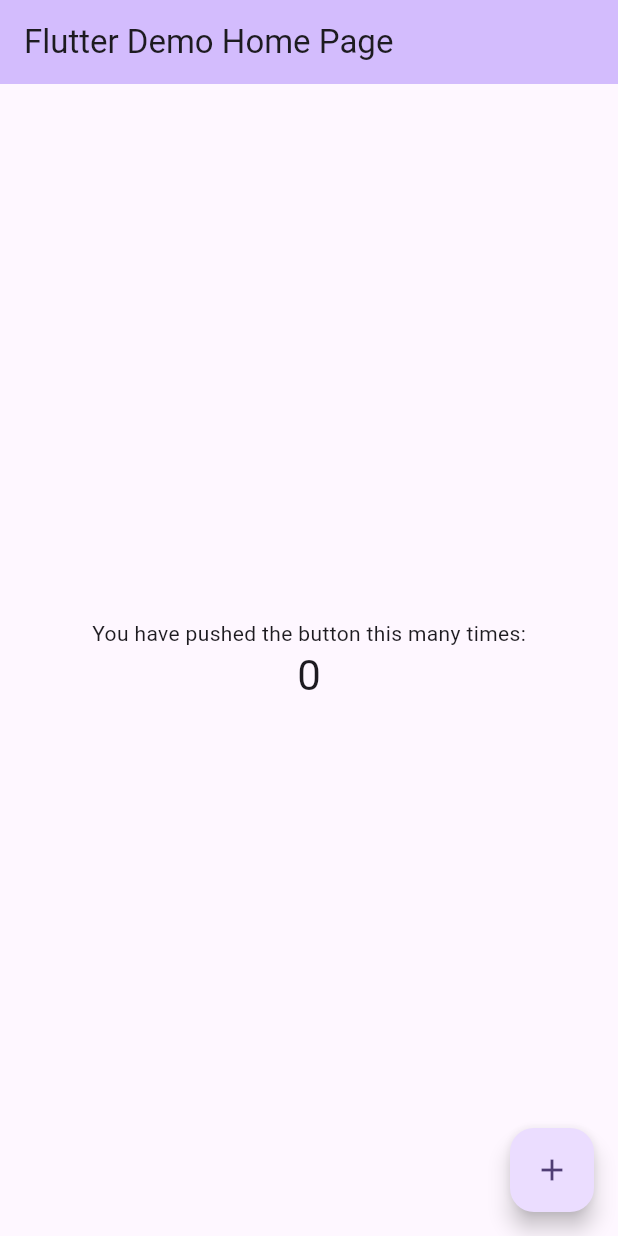
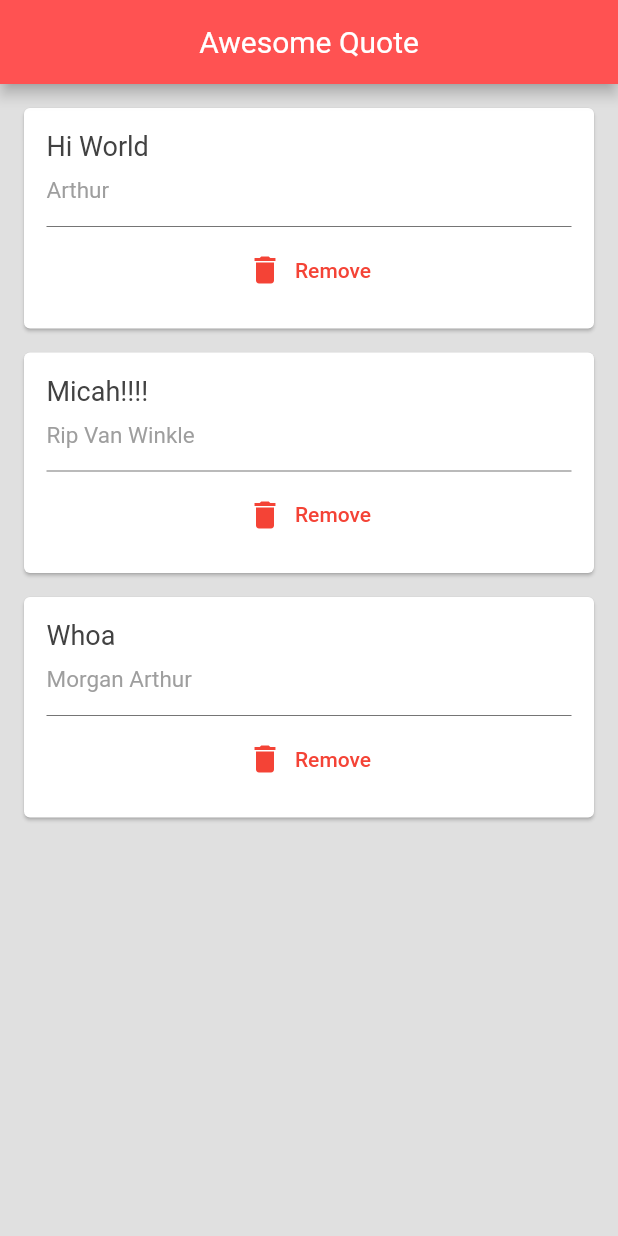
Before and after one commit to VibolNub/FlutterApp, a Flutter app: the screen it shows after launch, on a phone screen of 412 x 824 dp. Run offline on Flutter 3.47's test engine with Material 2 defaults, Android fonts, the phone set to English and light mode, and no system bars.

Commit message:
Finalize Quote App ( Delete Button )

```diff
--- a/quote/lib/main.dart
+++ b/quote/lib/main.dart
@@ -1,125 +1,55 @@
 import 'package:flutter/material.dart';
+import 'quote.dart';
+import 'quote_card.dart';
 
-void main() {
-  runApp(const MyApp());
+void main() => runApp(const MaterialApp(
+  home: QuoteList(),
+  debugShowCheckedModeBanner: false,
+  ));
+
+class QuoteList extends StatefulWidget {
+  const QuoteList({super.key});
+
+  @override
+  State<QuoteList> createState() => _QuoteListState();
 }
 
-class MyApp extends StatelessWidget {
-  const MyApp({super.key});
+class _QuoteListState extends State<QuoteList> {
 
-  // This widget is the root of your application.
-  @override
-  Widget build(BuildContext context) {
-    return MaterialApp(
-      title: 'Flutter Demo',
-      theme: ThemeData(
-        // This is the theme of your application.
-        //
-        // TRY THIS: Try running your application with "flutter run". You'll see
-        // the application has a blue toolbar. Then, without quitting the app,
-        // try changing the seedColor in the colorScheme below to Colors.green
-        // and then invoke "hot reload" (save your changes or press the "hot
-        // reload" button in a Flutter-supported IDE, or press "r" if you used
-        // the command line to start the app).
-        //
-        // Notice that the counter didn't reset back to zero; the application
-        // state is not lost during the reload. To reset the state, use hot
-        // restart instead.
-        //
-        // This works for code too, not just values: Most code changes can be
-        // tested with just a hot reload.
-        colorScheme: ColorScheme.fromSeed(seedColor: Colors.deepPurple),
-        useMaterial3: true,
-      ),
-      home: const MyHomePage(title: 'Flutter Demo Home Page'),
-    );
-  }
-}
-
-class MyHomePage extends StatefulWidget {
-  const MyHomePage({super.key, required this.title});
-
-  // This widget is the home page of your application. It is stateful, meaning
-  // that it has a State object (defined below) that contains fields that affect
-  // how it looks.
-
-  // This class is the configuration for the state. It holds the values (in this
-  // case the title) provided by the parent (in this case the App widget) and
-  // used by the build method of the State. Fields in a Widget subclass are
-  // always marked "final".
-
-  final String title;
-
-  @override
-  State<MyHomePage> createState() => _MyHomePageState();
-}
-
-class _MyHomePageState extends State<MyHomePage> {
-  int _counter = 0;
-
-  void _incrementCounter() {
-    setState(() {
-      // This call to setState tells the Flutter framework that something has
-      // changed in this State, which causes it to rerun the build method below
-      // so that the display can reflect the updated values. If we changed
-      // _counter without calling setState(), then the build method would not be
-      // called again, and so nothing would appear to happen.
-      _counter++;
-    });
-  }
+  List<Quote> quotes = [
+    Quote(text: 'Hi World', author: 'Arthur'),
+    Quote(text: 'Micah!!!!', author: 'Rip Van Winkle'),
+    Quote(text: 'Whoa', author: 'Morgan Arthur'),
+  ];
 
   @override
   Widget build(BuildContext context) {
-    // This method is rerun every time setState is called, for instance as done
-    // by the _incrementCounter method above.
-    //
-    // The Flutter framework has been optimized to make rerunning build methods
-    // fast, so that you can just rebuild anything that needs updating rather
-    // than having to individually change instances of widgets.
     return Scaffold(
       appBar: AppBar(
-        // TRY THIS: Try changing the color here to a specific color (to
-        // Colors.amber, perhaps?) and trigger a hot reload to see the AppBar
-        // change color while the other colors stay the same.
-        backgroundColor: Theme.of(context).colorScheme.inversePrimary,
-        // Here we take the value from the MyHomePage object that was created by
-        // the App.build method, and use it to set our appbar title.
-        title: Text(widget.title),
-      ),
-      body: Center(
-        // Center is a layout widget. It takes a single child and positions it
-        // in the middle of the parent.
-        child: Column(
-          // Column is also a layout widget. It takes a list of children and
-          // arranges them vertically. By default, it sizes itself to fit its
-          // children horizontally, and tries to be as tall as its parent.
-          //
-          // Column has various properties to control how it sizes itself and
-          // how it positions its children. Here we use mainAxisAlignment to
-          // center the children vertically; the main axis here is the vertical
-          // axis because Columns are vertical (the cross axis would be
-          // horizontal).
-          //
-          // TRY THIS: Invoke "debug painting" (choose the "Toggle Debug Paint"
-          // action in the IDE, or press "p" in the console), to see the
-          // wireframe for each widget.
-          mainAxisAlignment: MainAxisAlignment.center,
-          children: <Widget>[
-            const Text(
-              'You have pushed the button this many times:',
-            ),
-            Text(
-              '$_counter',
-              style: Theme.of(context).textTheme.headlineMedium,
-            ),
-          ],
+        backgroundColor: Colors.redAccent,
+        title:const Text(
+            'Awesome Quote',
+          style: TextStyle(
+            fontSize: 20
+          ),
+         ),
+        centerTitle: true,
+        titleTextStyle: const TextStyle(
+
         ),
       ),
-      floatingActionButton: FloatingActionButton(
-        onPressed: _incrementCounter,
-        tooltip: 'Increment',
-        child: const Icon(Icons.add),
-      ), // This trailing comma makes auto-formatting nicer for build methods.
-    );
-  }
+      body: Container(
+        color: Colors.grey.shade300,
+        child: Column(
+          children: quotes.map((e) => QuoteCard(
+            e: e,
+            delete: (){
+              setState(() {
+                quotes.remove(e);
+              });
+            }
+          )).toList(),
+    ),
+      )
+    );}
 }
--- /dev/null
+++ b/quote/lib/quote.dart
@@ -0,0 +1,8 @@
+class Quote {
+
+  late String text;
+  late String author;
+
+  Quote ({required this.text, required this.author});
+
+}
--- /dev/null
+++ b/quote/lib/quote_card.dart
@@ -0,0 +1,57 @@
+import 'package:flutter/material.dart';
+import 'quote.dart';
+
+class QuoteCard extends StatelessWidget {
+  final Quote e;
+  final Function delete;
+  QuoteCard({required this.e, required this.delete});
+
+  @override
+  Widget build(BuildContext context) {
+    return Card(
+      margin: const EdgeInsets.fromLTRB(16,16,16,0),
+      child: Padding(
+        padding: const EdgeInsets.all(15.0),
+        child: Column(
+          crossAxisAlignment: CrossAxisAlignment.stretch,
+          children: [
+            Text(
+              e.text,
+              style: TextStyle(
+                color: Colors.grey.shade800,
+                fontSize: 18,
+              ),
+            ),
+            const SizedBox(height: 10,),
+            Text(
+              e.author,
+              style: TextStyle(
+                color: Colors.grey.shade500,
+                fontSize: 15,
+              ),
+            ),
+            const Padding(
+              padding: EdgeInsets.fromLTRB(0,10,0,0),
+              child: Divider(height: 10,color: Colors.black54),
+            ),
+            TextButton.icon(
+              onPressed: (){
+                delete();
+              },
+              icon: const Icon(
+              Icons.delete,
+              color: Colors.red,),
+              label: const Text(
+              'Remove',
+              style: TextStyle(
+                color: Colors.red,
+              ),
+              ),
+            )
+          ],
+        ),
+      ),
+
+    );
+  }
+}
```
